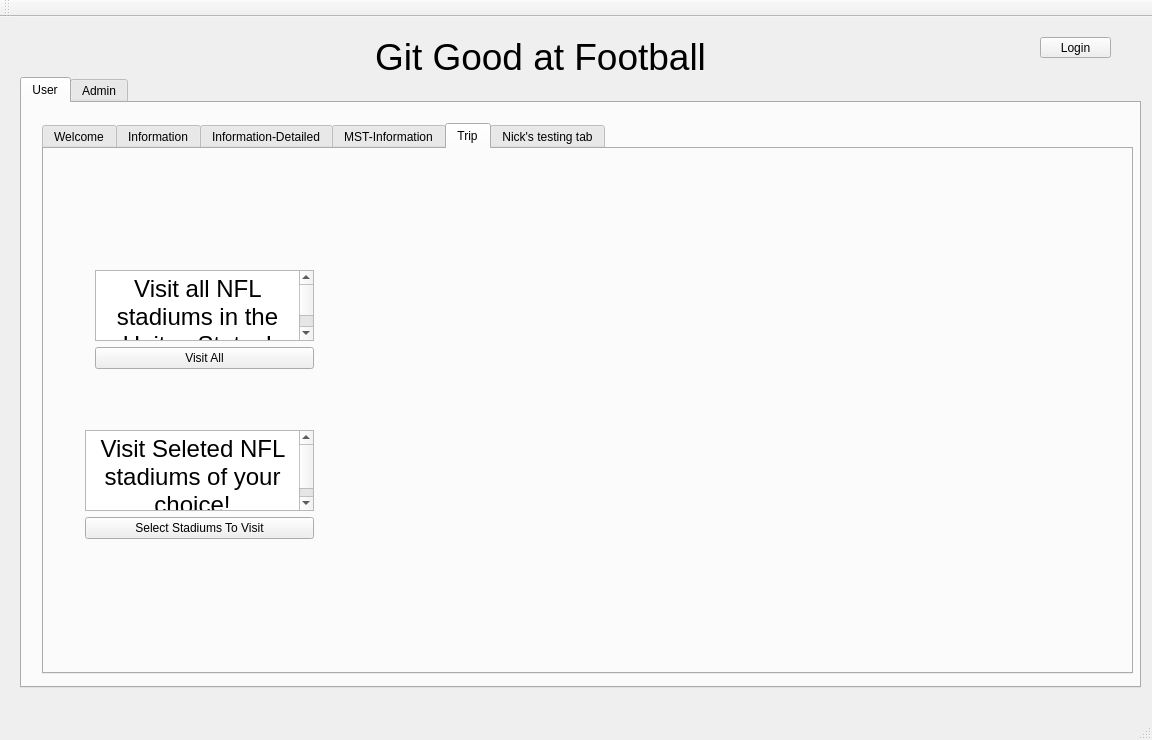
Qt form QT/mainwindow.ui (nsidaris/GitGood) before a commit.
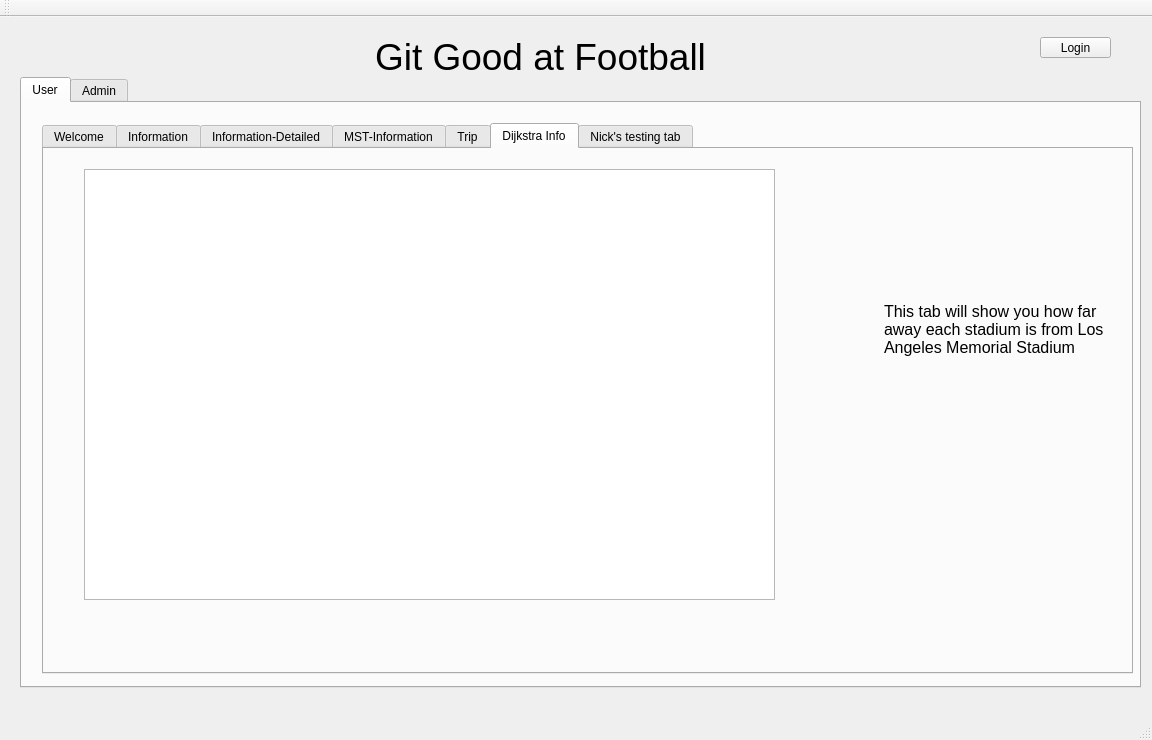
The same form after that commit. The open tabs and pages were chosen to show the change. Icons and pictures are not drawn.

Commit message: Dijkstra table

The edit to the form file:
```diff
--- a/QT/mainwindow.ui
+++ b/QT/mainwindow.ui
@@ -55,7 +55,10 @@
        <enum>QTabWidget::North</enum>
       </property>
       <property name="currentIndex">
-       <number>4</number>
+       <number>5</number>
+      </property>
+      <property name="movable">
+       <bool>false</bool>
       </property>
       <widget class="QWidget" name="Welcome_tab">
        <attribute name="title">
@@ -347,8 +350,8 @@
               <string>&lt;!DOCTYPE HTML PUBLIC &quot;-//W3C//DTD HTML 4.0//EN&quot; &quot;http://www.w3.org/TR/REC-html40/strict.dtd&quot;&gt;
 &lt;html&gt;&lt;head&gt;&lt;meta name=&quot;qrichtext&quot; content=&quot;1&quot; /&gt;&lt;style type=&quot;text/css&quot;&gt;
 p, li { white-space: pre-wrap; }
-&lt;/style&gt;&lt;/head&gt;&lt;body style=&quot; font-family:'.SF NS Text'; font-size:13pt; font-weight:400; font-style:normal;&quot;&gt;
-&lt;p align=&quot;center&quot; style=&quot; margin-top:0px; margin-bottom:0px; margin-left:0px; margin-right:0px; -qt-block-indent:0; text-indent:0px;&quot;&gt;&lt;span style=&quot; font-size:18pt;&quot;&gt;Visit all NFL stadiums in the Unites States!&lt;/span&gt;&lt;/p&gt;&lt;/body&gt;&lt;/html&gt;</string>
+&lt;/style&gt;&lt;/head&gt;&lt;body style=&quot; font-family:'MS Shell Dlg 2'; font-size:8.25pt; font-weight:400; font-style:normal;&quot;&gt;
+&lt;p align=&quot;center&quot; style=&quot; margin-top:0px; margin-bottom:0px; margin-left:0px; margin-right:0px; -qt-block-indent:0; text-indent:0px;&quot;&gt;&lt;span style=&quot; font-family:'.SF NS Text'; font-size:18pt;&quot;&gt;Visit all NFL stadiums in the Unites States!&lt;/span&gt;&lt;/p&gt;&lt;/body&gt;&lt;/html&gt;</string>
              </property>
             </widget>
            </item>
@@ -377,8 +380,8 @@
               <string>&lt;!DOCTYPE HTML PUBLIC &quot;-//W3C//DTD HTML 4.0//EN&quot; &quot;http://www.w3.org/TR/REC-html40/strict.dtd&quot;&gt;
 &lt;html&gt;&lt;head&gt;&lt;meta name=&quot;qrichtext&quot; content=&quot;1&quot; /&gt;&lt;style type=&quot;text/css&quot;&gt;
 p, li { white-space: pre-wrap; }
-&lt;/style&gt;&lt;/head&gt;&lt;body style=&quot; font-family:'.SF NS Text'; font-size:13pt; font-weight:400; font-style:normal;&quot;&gt;
-&lt;p align=&quot;center&quot; style=&quot; margin-top:0px; margin-bottom:0px; margin-left:0px; margin-right:0px; -qt-block-indent:0; text-indent:0px;&quot;&gt;&lt;span style=&quot; font-size:18pt;&quot;&gt;Visit Seleted NFL stadiums of your choice!&lt;/span&gt;&lt;/p&gt;&lt;/body&gt;&lt;/html&gt;</string>
+&lt;/style&gt;&lt;/head&gt;&lt;body style=&quot; font-family:'MS Shell Dlg 2'; font-size:8.25pt; font-weight:400; font-style:normal;&quot;&gt;
+&lt;p align=&quot;center&quot; style=&quot; margin-top:0px; margin-bottom:0px; margin-left:0px; margin-right:0px; -qt-block-indent:0; text-indent:0px;&quot;&gt;&lt;span style=&quot; font-family:'.SF NS Text'; font-size:18pt;&quot;&gt;Visit Seleted NFL stadiums of your choice!&lt;/span&gt;&lt;/p&gt;&lt;/body&gt;&lt;/html&gt;</string>
              </property>
             </widget>
            </item>
@@ -745,6 +748,46 @@
         </widget>
        </widget>
       </widget>
+      <widget class="QWidget" name="tab_3">
+       <attribute name="title">
+        <string>Dijkstra Info</string>
+       </attribute>
+       <widget class="QTableWidget" name="DijkstraTable">
+        <property name="geometry">
+         <rect>
+          <x>40</x>
+          <y>20</y>
+          <width>691</width>
+          <height>431</height>
+         </rect>
+        </property>
+        <property name="editTriggers">
+         <set>QAbstractItemView::NoEditTriggers</set>
+        </property>
+        <property name="alternatingRowColors">
+         <bool>true</bool>
+        </property>
+        <property name="sortingEnabled">
+         <bool>true</bool>
+        </property>
+       </widget>
+       <widget class="QLabel" name="label_19">
+        <property name="geometry">
+         <rect>
+          <x>840</x>
+          <y>110</y>
+          <width>241</width>
+          <height>141</height>
+         </rect>
+        </property>
+        <property name="text">
+         <string>&lt;html&gt;&lt;head/&gt;&lt;body&gt;&lt;p&gt;&lt;span style=&quot; font-size:12pt;&quot;&gt;This tab will show you how far away each stadium is from Los Angeles Memorial Stadium&lt;/span&gt;&lt;/p&gt;&lt;/body&gt;&lt;/html&gt;</string>
+        </property>
+        <property name="wordWrap">
+         <bool>true</bool>
+        </property>
+       </widget>
+      </widget>
       <widget class="QWidget" name="tab">
        <attribute name="title">
         <string>Nick's testing tab</string>
```
Left out of the diff: 2 changed lines with no effect on the pictures. The commit also changes 3 other files.
